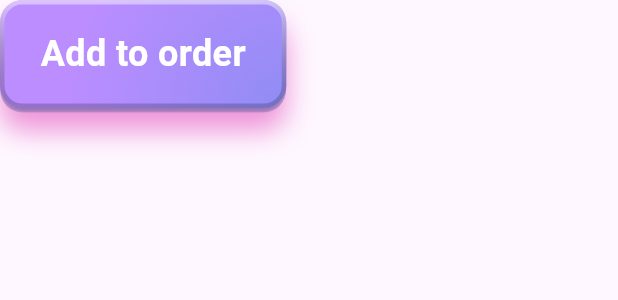
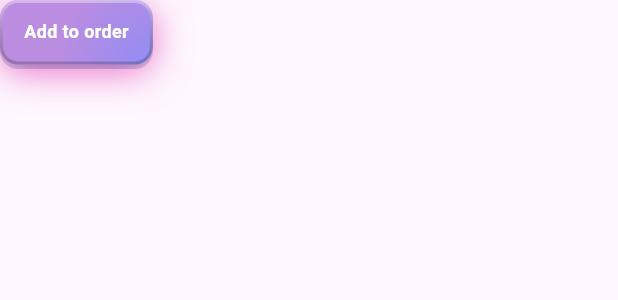
Before and after one commit to JLangbein/jp_app, a Flutter app: the CardButton widget shown alone on an empty page, opened directly, on a phone screen of 412 x 824 dp. Shown: the top 300 px of the screen. Run offline on Flutter 3.47's test engine with Material 3 defaults, Android fonts, the phone set to English and light mode, and no system bars; our stand-ins replace gradient_borders.

Commit message:
re-did CardButton, fiished HeroCard

```diff
--- a/lib/common/presentation/card_button.dart
+++ b/lib/common/presentation/card_button.dart
@@ -6,58 +6,62 @@ class CardButton extends StatelessWidget {
 
   @override
   Widget build(BuildContext context) {
-    return Container(
+    return GestureDetector(
+      onTap: () {
+        // Navigator.of(
+        //   context,
+        // ).push(MaterialPageRoute(builder: (context) => SelectionScreen()));
+      },
+      child: Container(
         decoration: BoxDecoration(
-        borderRadius: BorderRadius.circular(15.0),
+          borderRadius: BorderRadius.circular(12.0),
           border: GradientBoxBorder(
-          width: 3.0,
+            width: 2.0,
             gradient: LinearGradient(
               begin: Alignment.topCenter,
               end: Alignment.bottomCenter,
               colors: [
-              Color.fromRGBO(255, 255, 255, 0.5),
+                Color.fromRGBO(255, 255, 255, 0.4),
                 Color.fromRGBO(0, 0, 0, 0.2),
               ],
             ),
           ),
           gradient: RadialGradient(
             center: Alignment.bottomRight,
-          radius: 2.0,
-          colors: [
-            Color.fromRGBO(144, 140, 245, 1.0),
-            Color.fromRGBO(187, 141, 255, 1.0),
-          ],
+            radius: 1.5,
+            colors: [Color(0xFF908CF5), Color(0xFFBB8DE1)],
           ),
           boxShadow: [
             BoxShadow(
-            offset: Offset(0.0, 15.0),
-            blurRadius: 15.0,
-            color: Color.fromRGBO(237, 146, 215, 1.0),
+              offset: Offset(0.0, 5.0),
+              blurRadius: 20.0,
+              color: Color(0xFFEA71C5),
             ),
             BoxShadow(
               blurStyle: BlurStyle.inner,
               offset: Offset(0.0, 3.0),
-            blurRadius: 2.0,
+              blurRadius: 15.0,
               color: Color(0xFF9375B6),
             ),
             BoxShadow(
               blurStyle: BlurStyle.inner,
               offset: Offset(0.0, 0.0),
-            blurRadius: 2.0,
+              blurRadius: 15.0,
               color: Color(0xFFFFACE4),
             ),
           ],
         ),
         // foregroundDecoration: BoxDecoration(),
         child: Padding(
-        padding: const EdgeInsets.fromLTRB(24.0, 16.0, 24.0, 16.0),
+          padding: const EdgeInsets.fromLTRB(14.0, 10.0, 14.0, 12.0),
           child: Text(
             'Add to order',
             style: TextStyle(
               color: Colors.white,
-            fontSize: 24.0,
-            fontWeight: FontWeight.w700,
+              fontSize: 12.0,
+              fontWeight: FontWeight.w600,
               fontStyle: FontStyle.normal,
+            ),
           ),
         ),
       ),
--- a/lib/features/selection/presentation/hero_container.dart
+++ b/lib/features/selection/presentation/hero_container.dart
@@ -38,10 +38,11 @@ class HeroContainer extends StatelessWidget {
               child: Image.asset(product.imageURL, scale: 1.8),
             ),
             Padding(
-              padding: EdgeInsetsGeometry.fromLTRB(18.0, 16.0, 16.0, 24.0),
+              padding: EdgeInsetsGeometry.fromLTRB(24.0, 18.0, 24.0, 48.0),
               child: Column(
                 spacing: 6.0,
                 mainAxisAlignment: MainAxisAlignment.start,
+                mainAxisSize: MainAxisSize.min,
                 crossAxisAlignment: CrossAxisAlignment.start,
                 children: [
                   Row(
@@ -102,7 +103,8 @@ class HeroContainer extends StatelessWidget {
                       ),
                     ],
                   ),
-                  HeroButton(),
+                  SizedBox(height: 48.0),
+                  CardButton(),
                 ],
               ),
             ),
```
Lines whose indentation alone changed are shown as unchanged.
